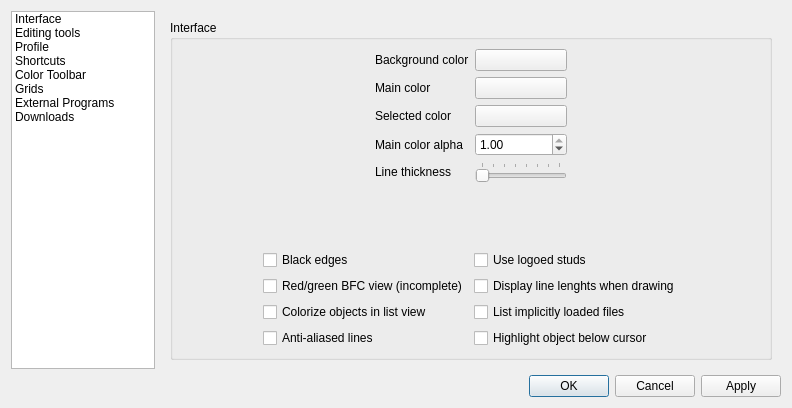
Qt form src/dialogs/configdialog.ui (Symbian9/ldforge) before a commit.
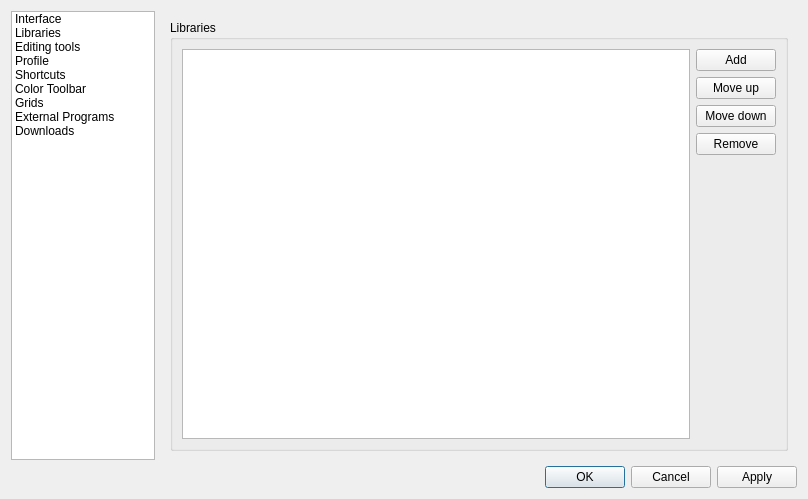
The same form after that commit. The open tabs and pages were chosen to show the change. Icons and pictures are not drawn.

Commit message: Begin rework to add support for multiple libraries

```diff
--- a/src/dialogs/configdialog.ui
+++ b/src/dialogs/configdialog.ui
@@ -6,8 +6,8 @@
    <rect>
     <x>0</x>
     <y>0</y>
-    <width>792</width>
-    <height>408</height>
+    <width>808</width>
+    <height>499</height>
    </rect>
   </property>
   <property name="windowTitle">
@@ -39,6 +39,11 @@
          <string>Interface</string>
         </property>
        </item>
+       <item>
+        <property name="text">
+         <string>Libraries</string>
+        </property>
+       </item>
        <item>
         <property name="text">
          <string>Editing tools</string>
@@ -351,6 +356,71 @@
          </item>
         </layout>
        </widget>
+       <widget class="QWidget" name="page_2">
+        <layout class="QVBoxLayout" name="verticalLayout_11">
+         <item>
+          <widget class="QGroupBox" name="groupBox_8">
+           <property name="title">
+            <string>Libraries</string>
+           </property>
+           <layout class="QHBoxLayout" name="horizontalLayout_3">
+            <item>
+             <widget class="QTableView" name="librariesView">
+              <attribute name="horizontalHeaderStretchLastSection">
+               <bool>true</bool>
+              </attribute>
+             </widget>
+            </item>
+            <item>
+             <layout class="QVBoxLayout" name="verticalLayout_12">
+              <item>
+               <widget class="QPushButton" name="addLibrary">
+                <property name="text">
+                 <string>Add</string>
+                </property>
+               </widget>
+              </item>
+              <item>
+               <widget class="QPushButton" name="moveLibraryUp">
+                <property name="text">
+                 <string>Move up</string>
+                </property>
+               </widget>
+              </item>
+              <item>
+               <widget class="QPushButton" name="moveLibraryDown">
+                <property name="text">
+                 <string>Move down</string>
+                </property>
+               </widget>
+              </item>
+              <item>
+               <widget class="QPushButton" name="removeLibrary">
+                <property name="text">
+                 <string>Remove</string>
+                </property>
+               </widget>
+              </item>
+              <item>
+               <spacer name="verticalSpacer_8">
+                <property name="orientation">
+                 <enum>Qt::Vertical</enum>
+                </property>
+                <property name="sizeHint" stdset="0">
+                 <size>
+                  <width>20</width>
+                  <height>40</height>
+                 </size>
+                </property>
+               </spacer>
+              </item>
+             </layout>
+            </item>
+           </layout>
+          </widget>
+         </item>
+        </layout>
+       </widget>
        <widget class="QWidget" name="page">
         <layout class="QVBoxLayout" name="verticalLayout_6">
          <item>
```
Left out of the diff: 1 changed line with no effect on the pictures. The commit also changes 20 other files.
